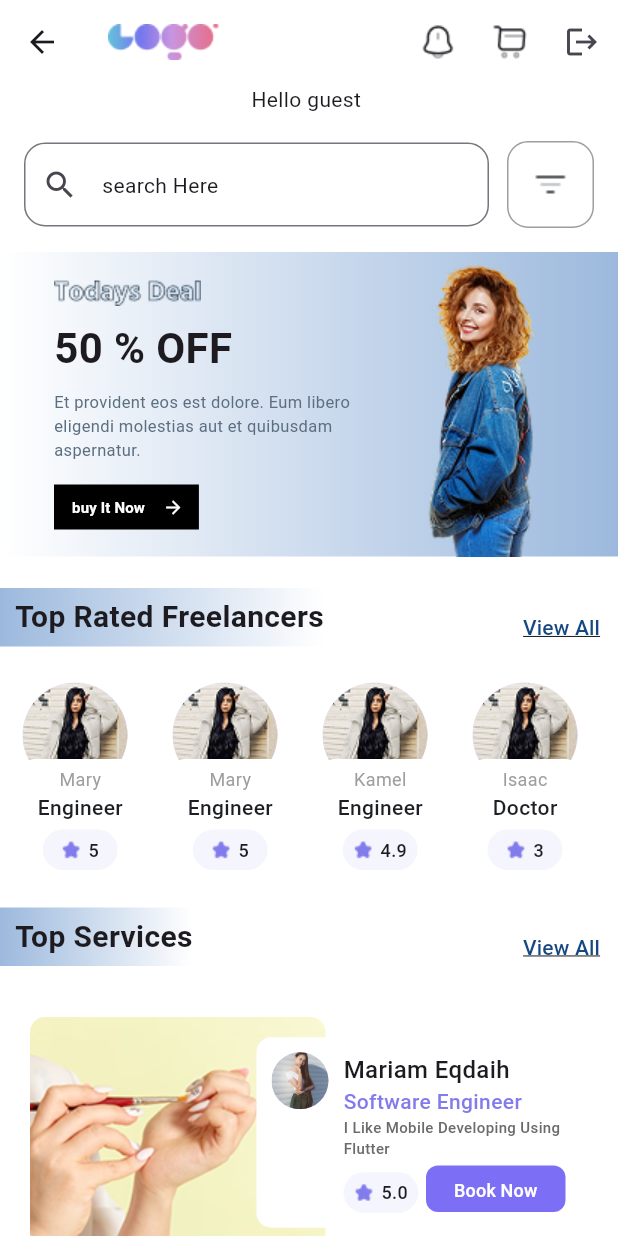
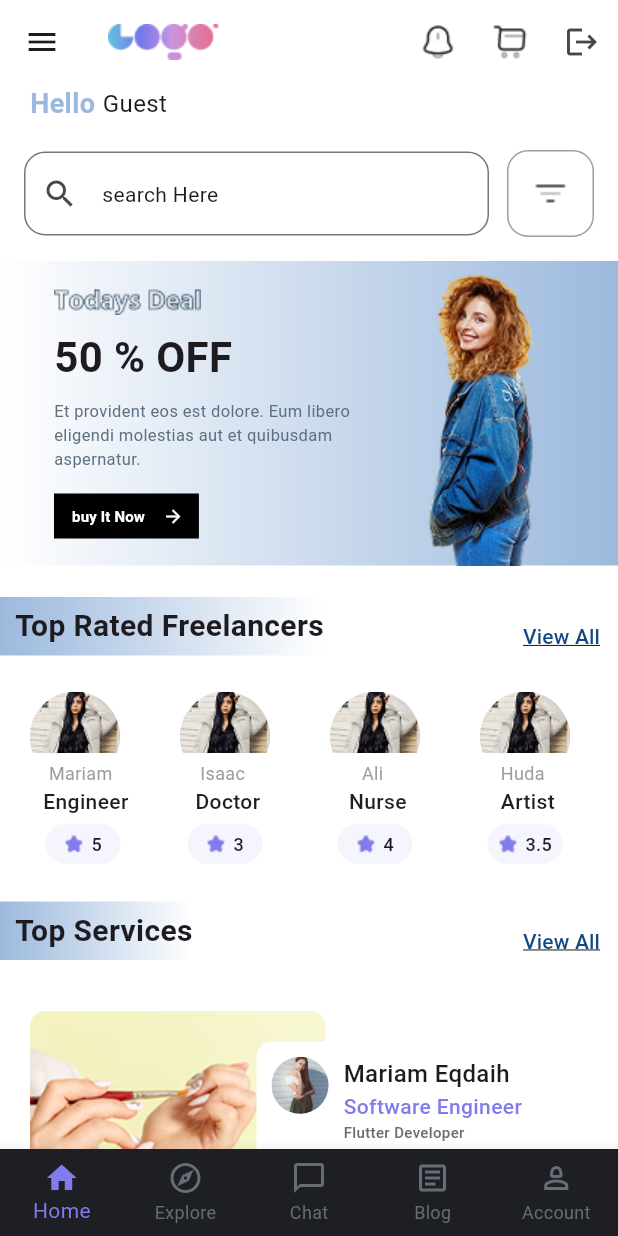
Before and after one commit to Mary-Eqdaih/Flutter-GSG, a Flutter app: the Home screen opened by its route, on a phone screen of 412 x 824 dp. Run offline on Flutter 3.47's test engine with Material 3 defaults, Android fonts, the phone set to English and light mode, and no system bars; our stand-ins replace flutter_svg.

Commit message:
bottom navagation bar , data modeling , drwaer, navigation

```diff
--- /dev/null
+++ b/lib/Data/freelancers_model.dart
@@ -0,0 +1,8 @@
+class FreelancersModel {
+  final String name;
+  final String title;
+  final String rate;
+  final String imagePath;
+
+  FreelancersModel({required this.name, required this.title, required this.rate, required this.imagePath});
+}
--- /dev/null
+++ b/lib/Data/services_model.dart
@@ -0,0 +1,12 @@
+class ServicesModel {
+
+  final String imageURL;
+  final String avatar;
+  final String name;
+  final String jobTitle;
+  final String rate;
+  final String bio;
+ServicesModel(
+    {required this.imageURL, required this.avatar, required this.name, required this.jobTitle,required this.rate,required this.bio});
+
+}
--- a/lib/Routes/routes.dart
+++ b/lib/Routes/routes.dart
@@ -4,6 +4,8 @@
   static const String signIn = "/signIn";
   static const String home = "/home";
   static const String signUp = "/signUp";
+  static const String freelancerDetails = "/freelancerDetails";
+  static const String serviceDetails = "/serviceDetails";
 
 
 
--- a/lib/Widgets/FreelancersWidget.dart
+++ b/lib/Widgets/FreelancersWidget.dart
@@ -1,27 +1,36 @@
 import 'package:flutter/material.dart';
+import 'package:flutter_gsg/Data/freelancers_model.dart';
+import 'package:flutter_gsg/Routes/routes.dart';
 import 'package:flutter_gsg/Widgets/rating.dart';
 
 class Freelancer extends StatelessWidget {
-  const Freelancer({
-    super.key,
-    required this.name,
-    required this.title,
-    required this.rate,
-    required this.imagePath,
-  });
-  final String name;
-  final String title;
-  final String rate;
-  final String imagePath;
+  const Freelancer({super.key, required this.model});
+  final FreelancersModel model;
 
   @override
   Widget build(BuildContext context) {
-    return Padding(
-      padding: const EdgeInsets.only(top: 10, bottom: 80, left: 15, right: 15),
+    return InkWell(
+      onTap: () {
+        Navigator.pushNamed(
+          context,
+          Routes.freelancerDetails,
+          arguments: model,
+        );
+      },
+      child: Padding(
+        padding: const EdgeInsets.only(
+          top: 10,
+          bottom: 80,
+          left: 15,
+          right: 15,
+        ),
         child: Stack(
           clipBehavior: Clip.none,
           children: [
-          CircleAvatar(backgroundImage: AssetImage(imagePath), radius: 35),
+            CircleAvatar(
+              backgroundImage: AssetImage(model.imagePath),
+              radius: 35,
+            ),
             Positioned(
               bottom: -60,
               child: Container(
@@ -33,24 +42,25 @@ class Freelancer extends StatelessWidget {
                 child: Column(
                   children: [
                     Text(
-                    name,
+                      model.name,
                       style: TextStyle(fontSize: 12, color: Colors.grey),
                     ),
                     Text(
-                    title,
+                      model.title,
                       style: TextStyle(
                         fontSize: 14,
                         fontWeight: FontWeight.w500,
                         color: Color(0xff1D1F24),
                       ),
                     ),
-                  Rating(rate: rate),
+                    Rating(rate: model.rate),
                   ],
                 ),
               ),
             ),
           ],
         ),
+      ),
     );
   }
 }
--- a/lib/Widgets/ServicesWidget.dart
+++ b/lib/Widgets/ServicesWidget.dart
@@ -1,26 +1,18 @@
 import 'package:flutter/material.dart';
+import 'package:flutter_gsg/Data/services_model.dart';
+import 'package:flutter_gsg/Routes/routes.dart';
 import 'rating.dart';
 
 class ServicesWidget extends StatelessWidget {
-  const ServicesWidget({
-    super.key,
-    required this.imageURL,
-    required this.avatar,
-    required this.name,
-    required this.jobTitle,
-    required this.rate,
-    required this.bio,
-  });
-  final String imageURL;
-  final String avatar;
-  final String name;
-  final String jobTitle;
-  final String rate;
-  final String bio;
-
+  const ServicesWidget({super.key, required this.model});
+  final ServicesModel model;
   @override
   Widget build(BuildContext context) {
-    return Padding(
+    return InkWell(
+      onTap: (){
+        Navigator.pushNamed(context, Routes.serviceDetails,arguments: model);
+      },
+      child: Padding(
         padding: const EdgeInsets.symmetric(vertical: 20, horizontal: 20),
         child: Align(
           alignment: Alignment.centerLeft,
@@ -35,7 +27,7 @@ class ServicesWidget extends StatelessWidget {
                   borderRadius: BorderRadius.circular(10),
                   image: DecorationImage(
                     fit: BoxFit.fill,
-                  image: AssetImage(imageURL),
+                    image: AssetImage(model.imageURL),
                   ),
                 ),
               ),
@@ -55,7 +47,7 @@ class ServicesWidget extends StatelessWidget {
                       Padding(
                         padding: const EdgeInsets.only(top: 10, left: 10),
                         child: CircleAvatar(
-                        backgroundImage: AssetImage(avatar),
+                          backgroundImage: AssetImage(model.avatar),
                           radius: 19,
                         ),
                       ),
@@ -66,32 +58,32 @@ class ServicesWidget extends StatelessWidget {
                             crossAxisAlignment: CrossAxisAlignment.start,
                             children: [
                               Text(
-                              name,
+                               model.name,
                                 style: TextStyle(
                                   fontSize: 16,
                                   fontWeight: FontWeight.w500,
                                 ),
                               ),
                               Text(
-                              jobTitle,
+                                model.jobTitle,
                                 style: TextStyle(
                                   fontWeight: FontWeight.w500,
                                   color: Color(0xff827BEB),
                                 ),
                               ),
                               Text(
-                              bio,
+                                model.bio,
                                 style: TextStyle(
                                   fontSize: 10,
                                   fontWeight: FontWeight.w500,
                                   color: Color(0xff6B6B6B),
                                 ),
                               ),
-                            SizedBox(height: 4,),
+                              SizedBox(height: 4),
 
                               Row(
                                 children: [
-                                Rating(rate: rate),
+                                  Rating(rate: model.rate),
                                   SizedBox(width: 5),
                                   Expanded(
                                     child: SizedBox(
@@ -136,6 +128,7 @@ class ServicesWidget extends StatelessWidget {
             ],
           ),
         ),
+      ),
     );
   }
 }
--- /dev/null
+++ b/lib/freelacers_details.dart
@@ -0,0 +1,36 @@
+import 'package:flutter/material.dart';
+import 'package:flutter_gsg/Data/freelancers_model.dart';
+import 'package:flutter_gsg/Widgets/rating.dart';
+
+class FreelancerDetails extends StatelessWidget {
+  const FreelancerDetails({super.key});
+
+  @override
+  Widget build(BuildContext context) {
+    final model = ModalRoute.of(context)!.settings.arguments as FreelancersModel;
+    return Scaffold(
+      appBar: AppBar(title: Text("${model.name} Profile"), centerTitle: true),
+      body: SingleChildScrollView(
+        child: Padding(
+          padding: const EdgeInsets.all(20),
+          child: Center(
+            child: Column(
+              children: [
+                CircleAvatar(backgroundImage: AssetImage(model.imagePath), radius: 100),
+                SizedBox(height: 30),
+                Text(model.name),
+                SizedBox(height: 30),
+                Text(
+                  model.title,
+                  style: TextStyle(fontWeight: FontWeight.w600, fontSize: 20),
+                ),
+                SizedBox(height: 30),
+                Rating(rate: model.rate),
+              ],
+            ),
+          ),
+        ),
+      ),
+    );
+  }
+}
--- a/lib/home.dart
+++ b/lib/home.dart
@@ -1,41 +1,104 @@
 import 'package:flutter/material.dart';
+import 'package:flutter_gsg/Data/freelancers_model.dart';
+import 'package:flutter_gsg/Data/services_model.dart';
 import 'package:flutter_gsg/Widgets/FreelancersWidget.dart';
 import 'package:flutter_gsg/Widgets/SectionWidget.dart';
 import 'package:flutter_gsg/Widgets/ServicesWidget.dart';
-
 import 'Routes/routes.dart';
 
-class Home extends StatelessWidget {
-  const Home( {super.key, this.email});
-  final String? email;
+class Home extends StatefulWidget {
+  const Home({super.key});
+
+  @override
+  State<Home> createState() => _HomeState();
+}
+
+class _HomeState extends State<Home> {
+  List<ServicesModel> services = [
+    ServicesModel(
+      avatar: "assets/avatar.png",
+      imageURL: "assets/img1.png",
+      jobTitle: "Software Engineer",
+      bio: "Flutter Developer",
+      name: "Mariam Eqdaih",
+      rate: "5.0",
+    ),
+    ServicesModel(
+      avatar: "assets/avatar.png",
+      imageURL: "assets/img2.png",
+      jobTitle: "Nurse",
+      bio: "I love Helping People",
+      name: "Huda Mustafa",
+      rate: "3.9",
+    ),
+    ServicesModel(
+      avatar: "assets/avatar.png",
+      imageURL: "assets/img3.png",
+      jobTitle: "Teacher",
+      bio: "English Lover",
+      name: "Eman Malik",
+      rate: "4.0",
+    ),
+  ];
+  List<FreelancersModel> freelancers = [
+    FreelancersModel(
+      name: "Mariam ",
+      title: " Engineer",
+      rate: "5",
+      imagePath: "assets/person2.png",
+    ),
+    FreelancersModel(
+      name: "Isaac ",
+      title: " Doctor",
+      rate: "3",
+      imagePath: "assets/person2.png",
+    ),
+    FreelancersModel(
+      name: "Ali ",
+      title: " Nurse",
+      rate: "4",
+      imagePath: "assets/person2.png",
+    ),
+    FreelancersModel(
+      name: "Huda ",
+      title: " Artist",
+      rate: "3.5",
+      imagePath: "assets/person2.png",
+    ),
+    FreelancersModel(
+      name: "Meera ",
+      title: "Teacher",
+      rate: "4.3",
+      imagePath: "assets/person2.png",
+    ),
+  ];
+  int index = 0;
   @override
   Widget build(BuildContext context) {
-    return Scaffold(
-      backgroundColor: Colors.white,
-      appBar: AppBar(
-        backgroundColor: Colors.white,
-        // leading: IconButton(onPressed: (){Navigator.pop(context);}, icon: Icon(Icons.menu),),
-        title: Image.asset("assets/logo.png"),
-        actions: [
-          IconButton(onPressed: () {}, icon: Image.asset("assets/bell.png")),
-
-          IconButton(
-            onPressed: () {},
-            icon: Image.asset("assets/shopping-cart.png"),
+    final input = ModalRoute.of(context)?.settings.arguments as String?;
+    List<Widget> screens = [
+      Column(
+        children: [
+          Align(
+            alignment: Alignment.centerLeft,
+            child: Padding(
+              padding: const EdgeInsets.only(left: 20),
+              child: Row(
+                children: [
+                  Text(
+                    "Hello",
+                    style: TextStyle(
+                      fontSize: 18,
+                      fontWeight: FontWeight.bold,
+                      color: Color(0xff9CB9DD),
                     ),
-
-          IconButton(
-            onPressed: () {
-              Navigator.pushReplacementNamed(context, Routes.signIn);
-            },
-            icon: Icon(Icons.logout),
                   ),
+                  SizedBox(width: 5),
+                  Text("${input ?? "Guest"}", style: TextStyle(fontSize: 16)),
                 ],
               ),
-      body: SingleChildScrollView(
-        child: Column(
-          children: [
-            Text("Hello ${email ?? 'guest '}"),
+            ),
+          ),
           Row(
             mainAxisAlignment: MainAxisAlignment.spaceBetween,
             children: [
@@ -65,11 +128,7 @@ class Home extends StatelessWidget {
               ),
 
               Padding(
-                  padding: const EdgeInsets.only(
-                    right: 16,
-                    top: 18,
-                    bottom: 16,
-                  ),
+                padding: const EdgeInsets.only(right: 16, top: 18, bottom: 16),
                 child: Container(
                   padding: EdgeInsets.all(4),
                   decoration: BoxDecoration(
@@ -158,83 +217,126 @@ class Home extends StatelessWidget {
             ),
           ),
           SectionWidget(title: "Top Rated Freelancers"),
-            SingleChildScrollView(
-              clipBehavior: Clip.none,
+          SizedBox(
+            height: 150,
+            child: ListView.builder(
+              itemCount: freelancers.length,
+              itemBuilder: (Context, index) {
+                return Freelancer(model: freelancers[index]);
+              },
               scrollDirection: Axis.horizontal,
-              child: Row(
-                mainAxisAlignment: MainAxisAlignment.center,
-                children: [
-                  Freelancer(
-                    name: "Mary",
-                    title: "Engineer",
-                    rate: "5",
-                    imagePath: "assets/person2.png",
-                  ),
-                  Freelancer(
-                    name: "Mary",
-                    title: "Engineer",
-                    rate: "5",
-                    imagePath: "assets/person2.png",
-                  ),
-                  Freelancer(
-                    name: "Kamel",
-                    title: "Engineer",
-                    rate: "4.9",
-                    imagePath: "assets/person2.png",
-                  ),
-                  Freelancer(
-                    name: "Isaac",
-                    title: "Doctor",
-                    rate: "3",
-                    imagePath: "assets/person2.png",
-                  ),
-                  Freelancer(
-                    name: "Meera",
-                    title: "Nurse",
-                    rate: "5.0",
-                    imagePath: "assets/person2.png",
-                  ),
-                ],
             ),
           ),
+
           SectionWidget(title: "Top Services"),
           Padding(
             padding: const EdgeInsets.only(bottom: 20),
             child: Column(
               children: [
-                  ServicesWidget(
-                    jobTitle: "Software Engineer",
-                    rate: "5.0",
-                    bio: "I Like Mobile Developing Using Flutter",
-                    name: "Mariam Eqdaih",
-                    avatar: "assets/avatar.png",
-                    imageURL: "assets/img1.png",
+                ServicesWidget(model: services[0]),
+                ServicesWidget(model: services[1]),
+                ServicesWidget(model: services[2]),
+              ],
             ),
-                  ServicesWidget(
-                    avatar: "assets/avatar.png",
-                    imageURL: "assets/img2.png",
-                    jobTitle: "Nurse",
-                    bio: "I love Helping People",
-                    name: "Huda Mustafa",
-                    rate: "3.9",
+          ),
+          SectionWidget(title: "Best Bookings"),
+        ],
+      ),
+      Center(child: Text("Explore")),
+      Center(child: Text("Chat")),
+      Center(child: Text("Blog")),
+      Center(child: Text("Account")),
+    ];
+    return Scaffold(
+      bottomNavigationBar: BottomNavigationBar(
+        type: BottomNavigationBarType.fixed,
+        showSelectedLabels: true,
+        showUnselectedLabels: true,
+        // This tells the BottomNavigationBar which item is currently active (highlighted).
+        // It will show the selected icon and label in the selected style
+        currentIndex: index,
+        // This function runs when the user taps on a bottom navigation item.
+        // value is the index of the tapped item (e.g. 0 for first, 1 for second, etc.)
+        onTap: (value) {
+          // setState() is a special method in StatefulWidget that tells Flutter to rebuild the UI.
+          // Any time you change a variable that affects the UI (like index), you must call setState() to apply the change.
+          setState(() {
+            index = value;
+          });
+        },
+        backgroundColor: Color(0xff1D1F24),
+        selectedItemColor: Color(0xff827BEB),
+        unselectedItemColor: Color(0xff676D75),
+        unselectedLabelStyle: TextStyle(color: Color(0xff676D75)),
+        items: [
+          BottomNavigationBarItem(
+            activeIcon: Icon(Icons.home),
+            icon: Icon(Icons.home_outlined),
+            label: "Home",
+          ),
+          BottomNavigationBarItem(
+            activeIcon: Icon(Icons.explore),
+            icon: Icon(Icons.explore_outlined),
+            label: "Explore",
+          ),
+          BottomNavigationBarItem(
+            activeIcon: Icon(Icons.chat_bubble),
+            icon: Icon(Icons.chat_bubble_outline),
+            label: "Chat",
+          ),
+          BottomNavigationBarItem(
+            activeIcon: Icon(Icons.article),
+            icon: Icon(Icons.article_outlined),
+            label: "Blog",
           ),
 
-                  ServicesWidget(
-                    avatar: "assets/avatar.png",
-                    imageURL: "assets/img3.png",
-                    jobTitle: "Musician",
-                    bio: "I like Music So Much",
-                    name: "Basem Moh",
-                    rate: "4.0",
+          BottomNavigationBarItem(
+            activeIcon: Icon(Icons.person),
+            icon: Icon(Icons.person_2_outlined),
+            label: "Account",
+          ),
+        ],
+      ),
+      backgroundColor: Colors.white,
+      drawer: Drawer(
+        child: Padding(
+          padding: const EdgeInsets.symmetric(vertical: 30.0, horizontal: 20),
+          child: Column(
+            children: [
+              ListTile(
+                title: Text("Sign In"),
+                onTap: () =>
+                    Navigator.pushReplacementNamed(context, Routes.signIn),
+              ),
+              ListTile(
+                title: Text("Sign Up"),
+                onTap: () =>
+                    Navigator.pushReplacementNamed(context, Routes.signUp),
               ),
             ],
           ),
         ),
-            SectionWidget(title: "Best Bookings"),
+      ),
+      appBar: AppBar(
+        backgroundColor: Colors.white,
+        title: Image.asset("assets/logo.png"),
+        actions: [
+          IconButton(onPressed: () {}, icon: Image.asset("assets/bell.png")),
 
+          IconButton(
+            onPressed: () {},
+            icon: Image.asset("assets/shopping-cart.png"),
+          ),
+
+          IconButton(
+            onPressed: () {
+              Navigator.pushReplacementNamed(context, Routes.signIn);
+            },
+            icon: Icon(Icons.logout),
+          ),
         ],
       ),
-      ),
+      body: SingleChildScrollView(child: screens[index]),
     );
   }
 }
--- a/lib/main.dart
+++ b/lib/main.dart
@@ -1,22 +1,26 @@
 import 'package:flutter/material.dart';
+import 'package:flutter_gsg/freelacers_details.dart';
 import 'package:flutter_gsg/home.dart';
+import 'package:flutter_gsg/service_details.dart';
 import 'package:flutter_gsg/sign_up.dart';
 import 'package:flutter_gsg/sign_in.dart';
 import 'Routes/routes.dart';
 
-
 void main() {
   runApp(
     MaterialApp(
+      theme: ThemeData(
+        useMaterial3: true
+      ),
       routes: {
         Routes.home: (context) => Home(),
         Routes.signIn: (context) => SignIn(),
         Routes.signUp: (context) => SignUp(),
-
-
+        Routes.freelancerDetails: (context)=> FreelancerDetails(),
+        Routes.serviceDetails: (context)=> ServiceDetails(),
       },
       debugShowCheckedModeBanner: false,
-      home: SignIn(),
+      home: Home(),
     ),
   );
 }
--- /dev/null
+++ b/lib/service_details.dart
@@ -0,0 +1,69 @@
+import 'package:flutter/material.dart';
+import 'package:flutter_gsg/Data/services_model.dart';
+import 'package:flutter_gsg/Widgets/rating.dart';
+
+class ServiceDetails extends StatelessWidget {
+  const ServiceDetails({super.key});
+
+  @override
+  Widget build(BuildContext context) {
+    final model = ModalRoute.of(context)?.settings.arguments as ServicesModel;
+    return Scaffold(
+      appBar: AppBar(
+        backgroundColor: Color(0xff827BEB),
+        title: Text("${model.name}'s Services"),
+        centerTitle: true,
+      ),
+      body: SingleChildScrollView(
+        child: Center(
+          child:
+          Padding(
+            padding: const EdgeInsets.all(20.0),
+            child: Column(
+              children: [
+                Image.asset(model.avatar ,height: 300,),
+                SizedBox(height: 30,),
+                Text(model.name,style: TextStyle(fontSize: 20),),
+                SizedBox(height: 30,),
+                Text(model.jobTitle,style: TextStyle(fontSize: 20),),
+                SizedBox(height: 30,),
+                Text(model.bio,style: TextStyle(fontSize: 20),),
+                SizedBox(height: 30,),
+                Rating(rate: model.rate,),
+                SizedBox(height: 30,),
+                SizedBox(
+                  width: 102,
+                  height: 40,
+
+                  child: TextButton(
+                    onPressed: () {},
+                    style: TextButton.styleFrom(
+                      // padding: EdgeInsetsGeometry.only(bottom: 1),
+                      backgroundColor: const Color(
+                        0xFF7C6FF6,
+                      ),
+                      shape: RoundedRectangleBorder(
+                        borderRadius: BorderRadius.circular(
+                          8,
+                        ),
+                      ),
+                    ),
+                    child: const Text(
+                      "Book Now",
+                      textAlign: TextAlign.center,
+                      style: TextStyle(
+                        color: Colors.white,
+                        fontSize: 12,
+                        fontWeight: FontWeight.w500,
+                      ),
+                    ),
+                  ),
+                ),
+              ],
+            ),
+          ),
+        ),
+      ),
+    );
+  }
+}
--- a/lib/sign_in.dart
+++ b/lib/sign_in.dart
@@ -76,7 +76,7 @@ class SignIn extends StatelessWidget {
                       ),
                     ),
                     onPressed: () {
-                      Navigator.pushReplacementNamed(context, Routes.signUp);
+                      Navigator.pushReplacementNamed(context, Routes.signUp,);
                     },
                   ),
 
@@ -97,10 +97,12 @@ class SignIn extends StatelessWidget {
 
   void _login(BuildContext context) {
     if (_formKey.currentState!.validate()) {
-      Navigator.pushReplacement(
-        context,
-        MaterialPageRoute(builder: (context) => Home(email: emailcont.text)),
-      );
+      // Navigator.pushReplacement(
+      //   context,
+      //   MaterialPageRoute(builder: (context) => Home(email: emailcont.text)),
+      // );
+
+      Navigator.pushReplacementNamed(context, Routes.home,arguments: emailcont.text);
     } else {
       showSnackBar(context, "Enter Valid Credentials");
     }
```
Also changed, not shown: assets/blog.svg (added). Lines whose indentation alone changed are shown as unchanged.
